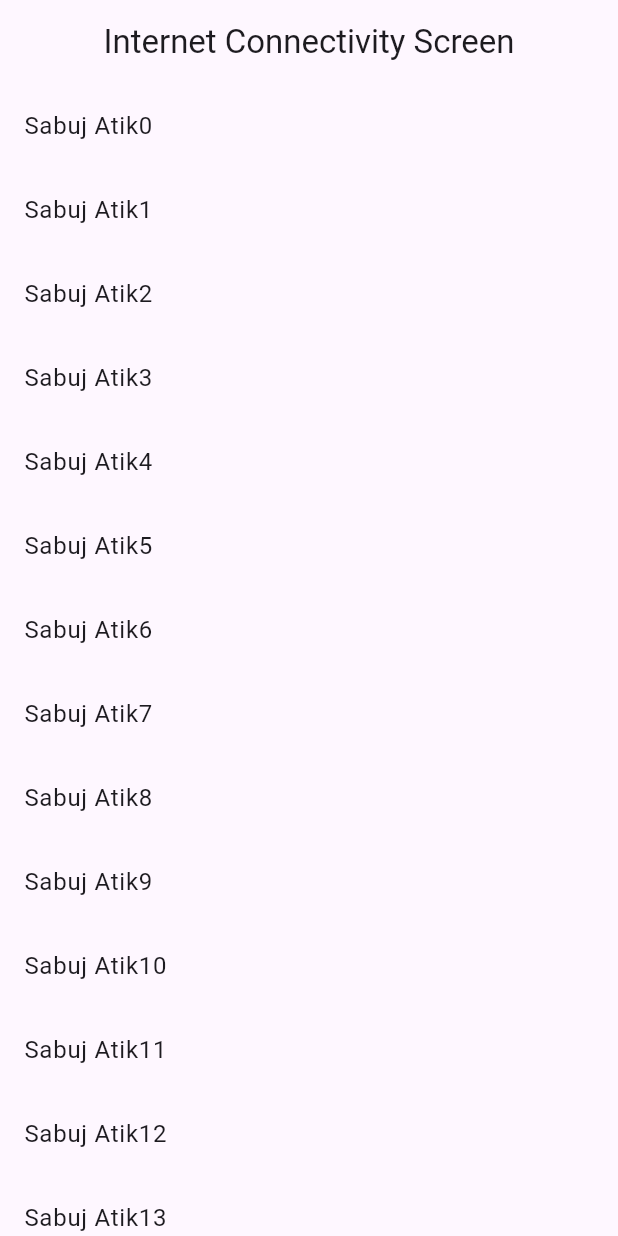
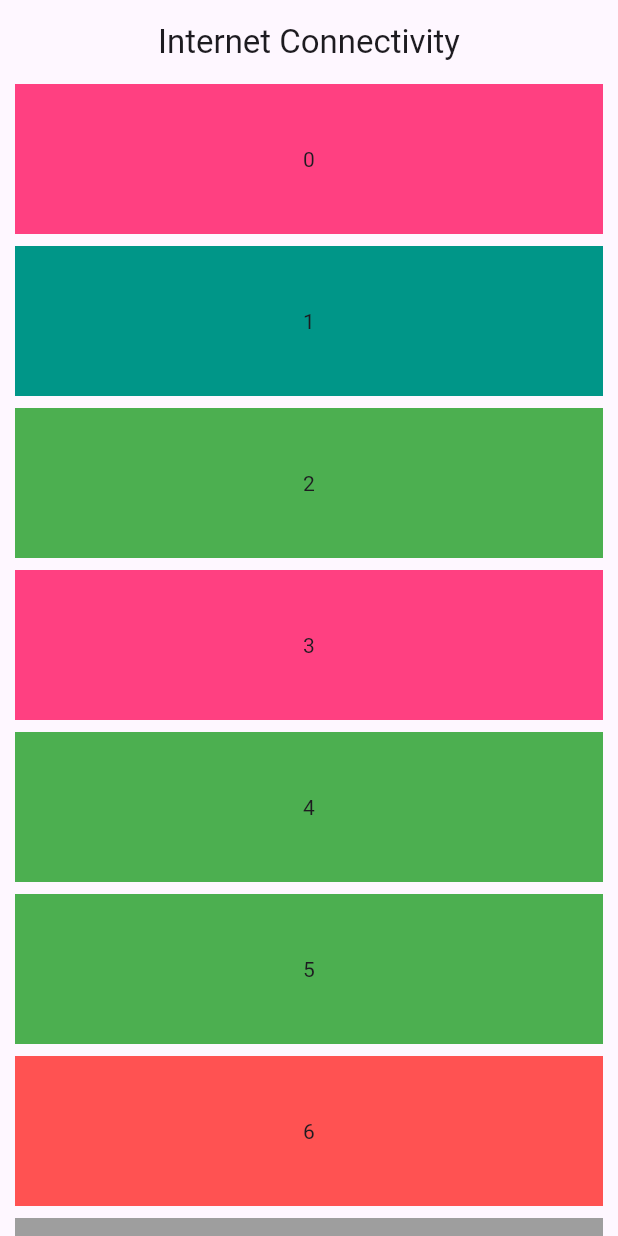
Before and after one commit to atik-sabuj/widgets_app, a Flutter app: the screen it shows after launch, on a phone screen of 412 x 824 dp. Run offline on Flutter 3.47's test engine with Material 3 defaults, Android fonts, the phone set to English and light mode, and no system bars; our stand-ins replace connectivity_plus, country_picker, shared_preferences.

Commit message:
Internet Connectivity Screen #5

```diff
--- a/lib/main.dart
+++ b/lib/main.dart
@@ -1,6 +1,6 @@
 import 'package:flutter/material.dart';
-import 'package:widgets_app/widgets/internet_connectivity_screen.dart';
 import 'widgets/custom_drop_down_widget.dart';
+import 'widgets/internet_connectivity_widget.dart';
 import 'widgets/shared_preferenace_widget.dart';
 import 'widgets/country_code_picker_widget.dart';
 
@@ -36,9 +36,9 @@ class MyApp extends StatelessWidget {
       //home: const ImageWidget(),
       //home: const SharedPreferenceWidget(),
       //home: const CustomDropDownWidget(),
-      home: const InternetConnectivityScreen(),
+      home:  InternetConnectivityScreen(),
 
-      //home: const InternetConnectivityScreen(),
+      //home: InternetConnectivityScreen(),
 
 
 
--- a/lib/widgets/internet_connectivity_screen.dart
+++ /dev/null
@@ -1,67 +0,0 @@
-import 'package:connectivity_plus/connectivity_plus.dart';
-import 'package:flutter/material.dart';
-
-class InternetConnectivityScreen extends StatelessWidget {
-  const InternetConnectivityScreen({super.key});
-
-  @override
-  Widget build(BuildContext context) {
-
-    Connectivity connectivity = Connectivity();
-
-    return Scaffold(
-      appBar: AppBar(
-        title: Text('Internet Connectivity Screen'),
-        centerTitle: true,
-      ),
-
-      body: StreamBuilder<ConnectivityResult>(
-        stream: connectivity.onConnectivityChanged,
-        builder: (_, snapshot){
-          return InternetConnectionWidget(snapshot: snapshot,
-            widget: ListView.builder(
-              itemCount: 200,
-                itemBuilder: (context, index){
-                return ListTile(
-                  title: Text('Sabuj Atik' +index.toString()),
-                );
-                },),
-          );
-        },
-      ),
-    );
-  }
-}
-
-class InternetConnectionWidget extends StatelessWidget {
-  final AsyncSnapshot<ConnectivityResult> snapshot;
-  final Widget widget;
-
-  const InternetConnectionWidget({Key? key,
-    required this.widget,
-    required this.snapshot
-    }) : super(key: key);
-
-  @override
-  Widget build(BuildContext context) {
-    switch (snapshot.connectionState) {
-      case ConnectionState.active:
-        final state = snapshot.data!;
-        switch(state){
-          case ConnectivityResult.none:
-            return Column(
-              mainAxisAlignment: MainAxisAlignment.center,
-              crossAxisAlignment: CrossAxisAlignment.center,
-              children: [
-                Icon(Icons.wifi_off_rounded, size: 50),
-                Center(child: Text('Not Connected'),),
-              ],
-            );
-          default:
-            return widget;
-        }
-      default:
-        return Text('');
-    }
-  }
-}
--- /dev/null
+++ b/lib/widgets/internet_connectivity_widget.dart
@@ -0,0 +1,81 @@
+import 'dart:math';
+
+import 'package:connectivity_plus/connectivity_plus.dart';
+import 'package:flutter/material.dart';
+
+
+class CheckInternetConnectionWidget extends StatelessWidget {
+  final AsyncSnapshot<ConnectivityResult> snapshot;
+  final Widget widget ;
+  const CheckInternetConnectionWidget({
+    Key? key,
+    required this.snapshot,
+    required this.widget
+  }) : super(key: key);
+
+  @override
+  Widget build(BuildContext context) {
+    switch (snapshot.connectionState) {
+      case ConnectionState.active:
+        final state = snapshot.data!;
+        switch (state) {
+          case ConnectivityResult.none:
+            return Center(child: const Text('Not connected'));
+          default:
+            return  widget;
+        }
+        break;
+      default:
+        return const Text('');
+    }
+  }
+}
+
+
+class InternetConnectivityScreen extends StatelessWidget {
+  InternetConnectivityScreen({Key? key}) : super(key: key);
+
+  List<Color> colors = [Colors.redAccent, Colors.purple , Colors.pinkAccent, Colors.black, Colors.teal, Colors.green, Colors.grey];
+  Random random = Random();
+
+  @override
+  Widget build(BuildContext context) {
+    Connectivity connectivity =  Connectivity() ;
+    return Scaffold(
+      appBar: AppBar(
+        centerTitle: true,
+        title: Text('Internet Connectivity'),
+      ),
+      body: SafeArea(
+        child: StreamBuilder<ConnectivityResult>(
+          stream: connectivity.onConnectivityChanged,
+          builder: (_, snapshot){
+            return Padding(
+              padding: const EdgeInsets.symmetric(horizontal: 10),
+              child: CheckInternetConnectionWidget(
+                snapshot: snapshot,
+                widget: Column(
+                  children: [
+                    Expanded(
+                      child: ListView.builder(
+                          itemCount: 120,
+                          itemBuilder: (context, index){
+                            return Padding(
+                              padding: const EdgeInsets.only(bottom: 8),
+                              child: Container(
+                                  color: colors[random.nextInt(7)],
+                                  height: 100,
+                                  child: Center(child: Text(index.toString()))),
+                            );
+                          }),
+                    )
+                  ],
+                ),
+              ),
+            ) ;
+          },
+        ),
+      ),
+    );
+  }
+}
```
